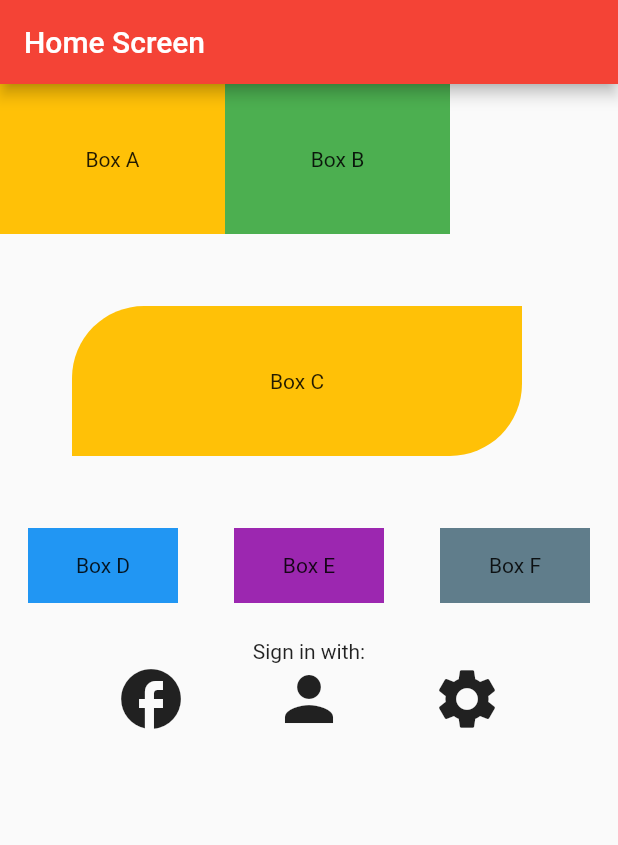
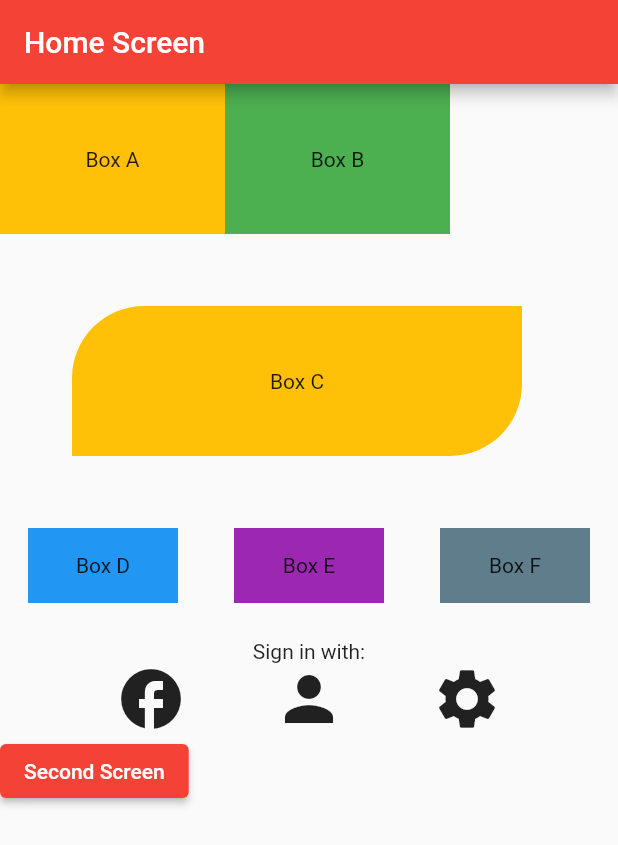
Before and after one commit to saypadith/flutter_class_2nd_semester_2022, a Flutter app: the screen it shows after launch, on a phone screen of 412 x 824 dp. Shown: the top 845 px of the screen. Run offline on Flutter 3.47's test engine with Material 2 defaults, Android fonts, the phone set to English and light mode, and no system bars.

```diff
--- a/lib/home_screen.dart
+++ b/lib/home_screen.dart
@@ -1,4 +1,5 @@
 import 'package:flutter/material.dart';
+import 'package:flutter_ceit/screens/second_screen.dart';
 
 class HomeScreen extends StatelessWidget {
   const HomeScreen({super.key});
@@ -33,10 +34,10 @@ class HomeScreen extends StatelessWidget {
             ],
           ),
           Container(
-            margin: EdgeInsets.all(48),
+            margin: const EdgeInsets.all(48),
             width: 300,
             height: 100,
-            decoration: BoxDecoration(
+            decoration: const BoxDecoration(
               color: Colors.amber,
               borderRadius: BorderRadius.only(
                 topLeft: Radius.circular(48),
@@ -77,16 +78,16 @@ class HomeScreen extends StatelessWidget {
               ),
             ],
           ),
-          SizedBox(
+          const SizedBox(
             height: 24,
           ),
-          Center(child: Text("Sign in with:")),
+          const Center(child: Text("Sign in with:")),
           Container(
-            margin: EdgeInsets.symmetric(horizontal: 48),
+            margin: const EdgeInsets.symmetric(horizontal: 48),
             // color: Colors.indigo,
             child: Row(
               mainAxisAlignment: MainAxisAlignment.spaceAround,
-              children: [
+              children: const [
                 Icon(
                   Icons.facebook,
                   size: 48,
@@ -101,6 +102,17 @@ class HomeScreen extends StatelessWidget {
                 ),
               ],
             ),
+          ),
+          ElevatedButton(
+            onPressed: () {
+              Navigator.push(
+                context,
+                MaterialPageRoute(
+                  builder: (context) => const SecondScreen(),
+                ),
+              );
+            },
+            child: const Text("Second Screen"),
           )
         ],
       ),
```
Also changed, not shown: lib/screens/second_screen.dart (added, +44 -0 lines).
